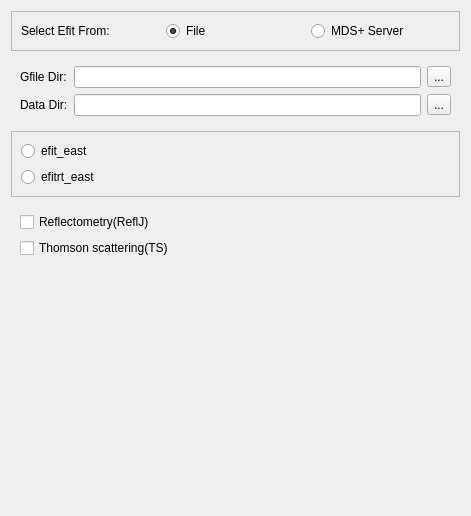
The window that selectefitwidgetne.ui (zhengprince/east-fit) describes before a commit, drawn with Qt 5.
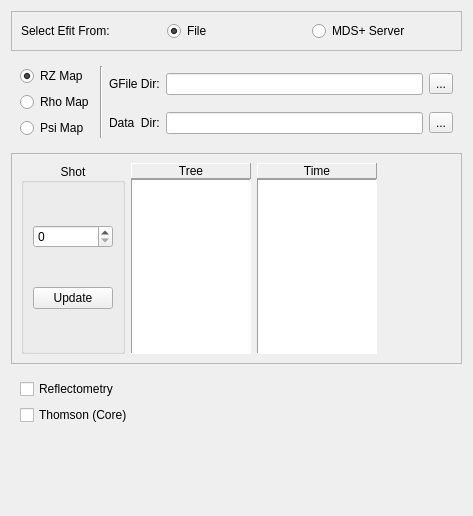
The same window after the commit.

Diff of the .ui file:
```diff
--- a/selectefitwidgetne.ui
+++ b/selectefitwidgetne.ui
@@ -6,11 +6,24 @@
    <rect>
     <x>0</x>
     <y>0</y>
-    <width>471</width>
+    <width>473</width>
     <height>516</height>
    </rect>
   </property>
   <layout class="QGridLayout" name="gridLayout_2">
+   <item row="4" column="0">
+    <spacer name="verticalSpacer">
+     <property name="orientation">
+      <enum>Qt::Vertical</enum>
+     </property>
+     <property name="sizeHint" stdset="0">
+      <size>
+       <width>20</width>
+       <height>87</height>
+      </size>
+     </property>
+    </spacer>
+   </item>
    <item row="0" column="0">
     <widget class="QFrame" name="frame">
      <property name="frameShape">
@@ -50,73 +63,90 @@
    <item row="1" column="0">
     <widget class="QFrame" name="frame_2">
      <layout class="QGridLayout" name="gridLayout_3">
-      <item row="0" column="0">
-       <widget class="QLabel" name="label_2">
-        <property name="text">
-         <string>Gfile Dir:</string>
-        </property>
-       </widget>
+      <item row="0" column="0" rowspan="2">
+       <layout class="QVBoxLayout" name="verticalLayout">
+        <item>
+         <widget class="QRadioButton" name="rbRZMap">
+          <property name="text">
+           <string>RZ Map</string>
+          </property>
+          <property name="checked">
+           <bool>true</bool>
+          </property>
+         </widget>
+        </item>
+        <item>
+         <widget class="QRadioButton" name="rbRhoMap">
+          <property name="text">
+           <string>Rho Map</string>
+          </property>
+         </widget>
+        </item>
+        <item>
+         <widget class="QRadioButton" name="rbPsiMap">
+          <property name="text">
+           <string>Psi Map</string>
+          </property>
+         </widget>
+        </item>
+       </layout>
       </item>
-      <item row="0" column="1">
-       <widget class="QLineEdit" name="leGFileDir">
-        <property name="dragEnabled">
-         <bool>true</bool>
+      <item row="0" column="1" rowspan="2">
+       <widget class="Line" name="line">
+        <property name="orientation">
+         <enum>Qt::Vertical</enum>
         </property>
        </widget>
       </item>
       <item row="0" column="2">
-       <widget class="QToolButton" name="tbGFileDir">
-        <property name="text">
-         <string>...</string>
-        </property>
-       </widget>
-      </item>
-      <item row="1" column="1">
-       <widget class="QLineEdit" name="leDataDir">
-        <property name="dragEnabled">
-         <bool>true</bool>
-        </property>
-       </widget>
-      </item>
-      <item row="1" column="0">
-       <widget class="QLabel" name="label_3">
-        <property name="text">
-         <string>Data Dir:</string>
-        </property>
-       </widget>
+       <layout class="QHBoxLayout" name="horizontalLayout_2">
+        <item>
+         <widget class="QLabel" name="lGFileDir">
+          <property name="text">
+           <string>GFile Dir:</string>
+          </property>
+         </widget>
+        </item>
+        <item>
+         <widget class="QLineEdit" name="leGFileDir">
+          <property name="dragEnabled">
+           <bool>true</bool>
+          </property>
+         </widget>
+        </item>
+        <item>
+         <widget class="QToolButton" name="tbGFileDir">
+          <property name="text">
+           <string>...</string>
+          </property>
+         </widget>
+        </item>
+       </layout>
       </item>
       <item row="1" column="2">
-       <widget class="QToolButton" name="tbData">
-        <property name="text">
-         <string>...</string>
-        </property>
-       </widget>
-      </item>
-     </layout>
-    </widget>
-   </item>
-   <item row="2" column="0">
-    <widget class="QFrame" name="frame_4">
-     <property name="frameShape">
-      <enum>QFrame::StyledPanel</enum>
-     </property>
-     <property name="frameShadow">
-      <enum>QFrame::Raised</enum>
-     </property>
-     <layout class="QGridLayout" name="gridLayout">
-      <item row="0" column="0">
-       <widget class="QRadioButton" name="radioButton_2">
-        <property name="text">
-         <string>efit_east</string>
-        </property>
-       </widget>
-      </item>
-      <item row="1" column="0">
-       <widget class="QRadioButton" name="radioButton">
-        <property name="text">
-         <string>efitrt_east</string>
-        </property>
-       </widget>
+       <layout class="QHBoxLayout" name="horizontalLayout_3">
+        <item>
+         <widget class="QLabel" name="lDataDir">
+          <property name="text">
+           <string>Data  Dir:</string>
+          </property>
+         </widget>
+        </item>
+        <item>
+         <widget class="QLineEdit" name="leDataDir">
+          <property name="dragEnabled">
+           <bool>true</bool>
+          </property>
+         </widget>
+        </item>
+        <item>
+         <widget class="QToolButton" name="tbData">
+          <property name="text">
+           <string>...</string>
+          </property>
+         </widget>
+        </item>
+       </layout>
       </item>
      </layout>
     </widget>
@@ -127,32 +157,160 @@
       <item row="2" column="0">
        <widget class="QCheckBox" name="diagnostics2">
         <property name="text">
-         <string>Thomson scattering(TS)</string>
+         <string>Thomson (Core)</string>
         </property>
        </widget>
       </item>
-      <item row="1" column="0">
+      <item row="0" column="0">
        <widget class="QCheckBox" name="diagnostics1">
         <property name="text">
-         <string>Reflectometry(ReflJ)</string>
+         <string>Reflectometry</string>
         </property>
        </widget>
       </item>
      </layout>
     </widget>
    </item>
-   <item row="4" column="0">
-    <spacer name="verticalSpacer">
-     <property name="orientation">
-      <enum>Qt::Vertical</enum>
+   <item row="2" column="0">
+    <widget class="QFrame" name="frame_4">
+     <property name="frameShape">
+      <enum>QFrame::StyledPanel</enum>
      </property>
-     <property name="sizeHint" stdset="0">
-      <size>
-       <width>20</width>
-       <height>257</height>
-      </size>
+     <property name="frameShadow">
+      <enum>QFrame::Raised</enum>
      </property>
-    </spacer>
+     <layout class="QHBoxLayout" name="horizontalLayout">
+      <item>
+       <widget class="QGroupBox" name="groupBox">
+        <property name="title">
+         <string>Shot</string>
+        </property>
+        <property name="alignment">
+         <set>Qt::AlignCenter</set>
+        </property>
+        <layout class="QGridLayout" name="gridLayout">
+         <item row="0" column="0">
+          <widget class="QSpinBox" name="spbShot">
+           <property name="sizePolicy">
+            <sizepolicy hsizetype="Expanding" vsizetype="Fixed">
+             <horstretch>0</horstretch>
+             <verstretch>0</verstretch>
+            </sizepolicy>
+           </property>
+           <property name="maximum">
+            <number>100000</number>
+           </property>
+          </widget>
+         </item>
+         <item row="1" column="0">
+          <widget class="QPushButton" name="bUpdate">
+           <property name="text">
+            <string>Update</string>
+           </property>
+          </widget>
+         </item>
+        </layout>
+       </widget>
+      </item>
+      <item>
+       <layout class="QVBoxLayout" name="treeLayout">
+        <property name="spacing">
+         <number>0</number>
+        </property>
+        <item>
+         <widget class="QLabel" name="lTree">
+          <property name="frameShape">
+           <enum>QFrame::Panel</enum>
+          </property>
+          <property name="frameShadow">
+           <enum>QFrame::Raised</enum>
+          </property>
+          <property name="text">
+           <string>Tree</string>
+          </property>
+          <property name="alignment">
+           <set>Qt::AlignCenter</set>
+          </property>
+         </widget>
+        </item>
+        <item>
+         <widget class="QListWidget" name="listTree">
+          <property name="sizePolicy">
+           <sizepolicy hsizetype="Preferred" vsizetype="Expanding">
+            <horstretch>0</horstretch>
+            <verstretch>0</verstretch>
+           </sizepolicy>
+          </property>
+          <property name="maximumSize">
+           <size>
+            <width>120</width>
+            <height>16777215</height>
+           </size>
+          </property>
+          <property name="frameShape">
+           <enum>QFrame::Panel</enum>
+          </property>
+         </widget>
+        </item>
+       </layout>
+      </item>
+      <item>
+       <layout class="QVBoxLayout" name="timeLayout">
+        <property name="spacing">
+         <number>0</number>
+        </property>
+        <item>
+         <widget class="QLabel" name="lTime">
+          <property name="frameShape">
+           <enum>QFrame::Panel</enum>
+          </property>
+          <property name="frameShadow">
+           <enum>QFrame::Raised</enum>
+          </property>
+          <property name="text">
+           <string>Time</string>
+          </property>
+          <property name="alignment">
+           <set>Qt::AlignCenter</set>
+          </property>
+         </widget>
+        </item>
+        <item>
+         <widget class="QListWidget" name="listTime">
+          <property name="sizePolicy">
+           <sizepolicy hsizetype="Preferred" vsizetype="Expanding">
+            <horstretch>0</horstretch>
+            <verstretch>0</verstretch>
+           </sizepolicy>
+          </property>
+          <property name="maximumSize">
+           <size>
+            <width>120</width>
+            <height>16777215</height>
+           </size>
+          </property>
+          <property name="frameShape">
+           <enum>QFrame::Panel</enum>
+          </property>
+         </widget>
+        </item>
+       </layout>
+      </item>
+      <item>
+       <spacer name="horizontalSpacer">
+        <property name="orientation">
+         <enum>Qt::Horizontal</enum>
+        </property>
+        <property name="sizeHint" stdset="0">
+         <size>
+          <width>34</width>
+          <height>20</height>
+         </size>
+        </property>
+       </spacer>
+      </item>
+     </layout>
+    </widget>
    </item>
   </layout>
  </widget>
```
Left out of the diff: 36 changed lines with no effect on the pictures.
